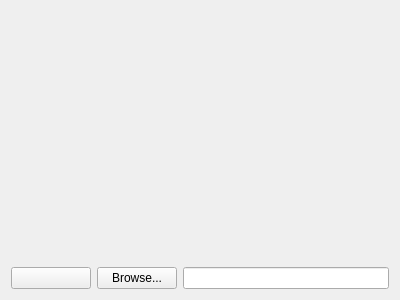
This is ImageWizard/selectdestination.ui in coltoncandy/Image-Generator-Wizard as Qt 5 draws it before an edit. The edited form follows.
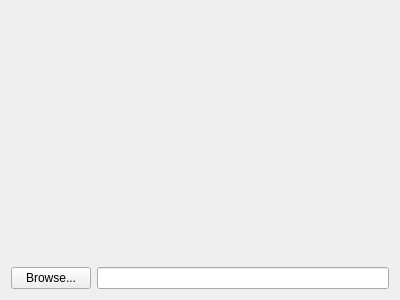
This is the edited form.

Commit message: Remove reset button in ui

The edit to the form file:
```diff
--- a/ImageWizard/selectdestination.ui
+++ b/ImageWizard/selectdestination.ui
@@ -63,13 +63,6 @@
    </item>
    <item>
     <layout class="QHBoxLayout" name="horizontalLayout">
-     <item>
-      <widget class="QPushButton" name="reset">
-       <property name="text">
-        <string> </string>
-       </property>
-      </widget>
-     </item>
      <item>
       <widget class="QPushButton" name="browseButton">
        <property name="text">
```
The commit also changes 2 other files.
